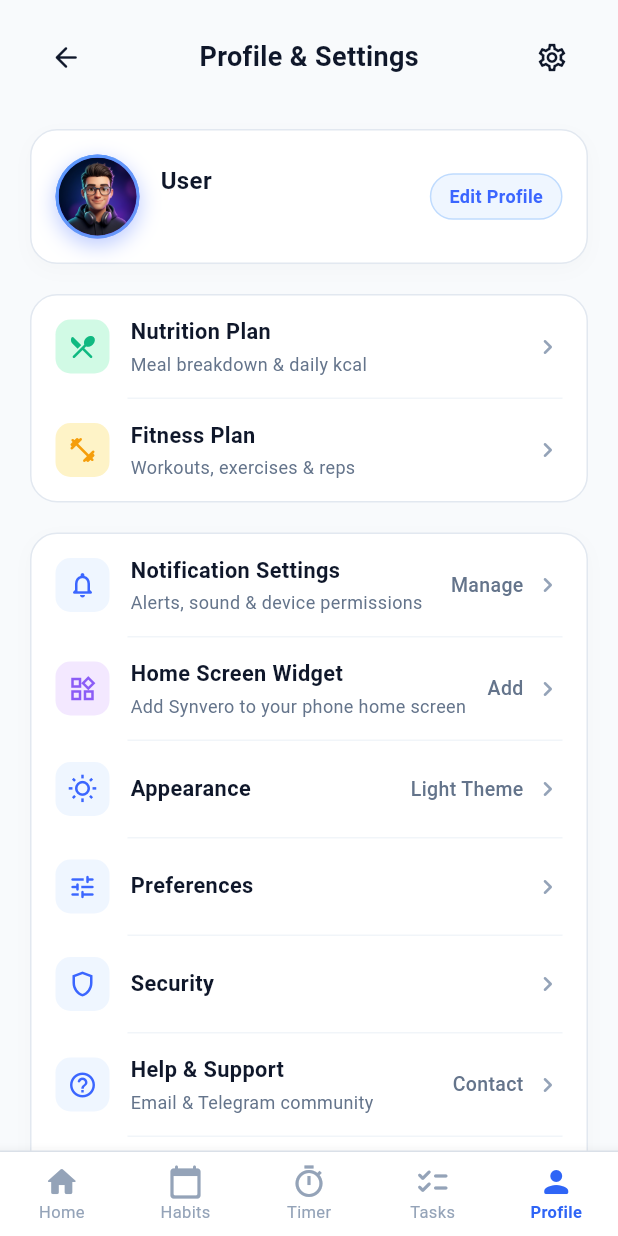
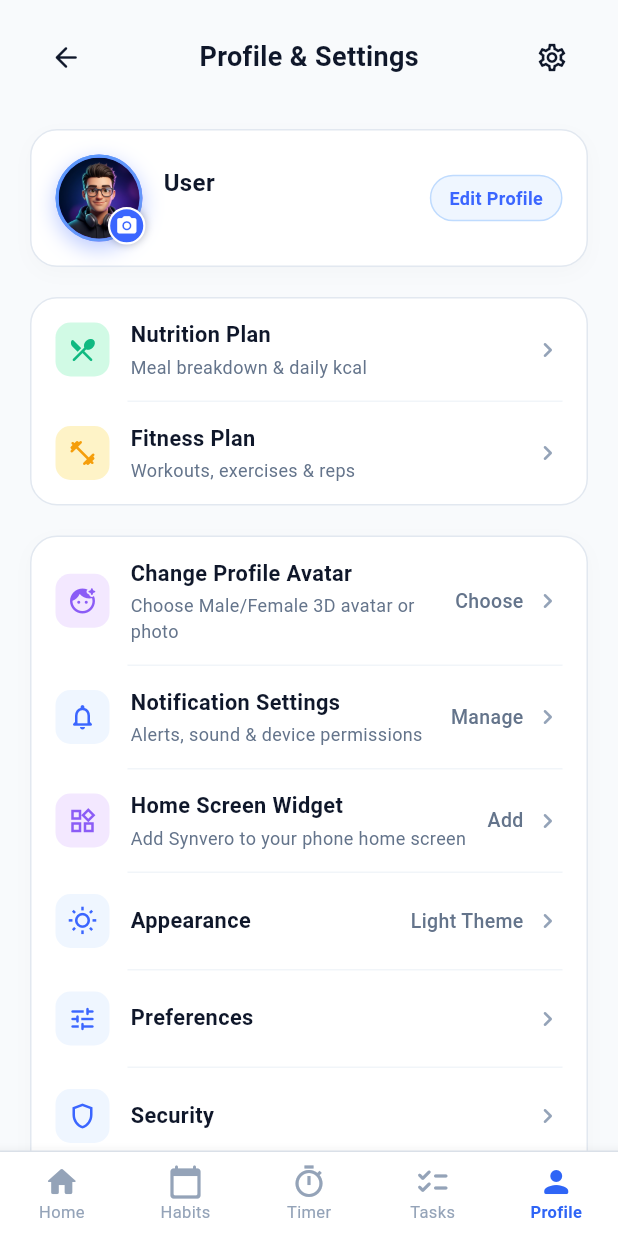
Before and after one commit to codewithyogeshh/HABIT-NOVA.APK, a Flutter app: the ProfileScreen screen opened directly, on a phone screen of 412 x 824 dp. Run offline on Flutter 3.47's test engine with Material 3 defaults, Android fonts, the light colour scheme and no system bars; our stand-ins replace flutter_local_notifications, image_picker, shared_preferences, supabase_flutter, timezone; missing offline and left inert: dart:js_interop, shared_preferences_android; accounts and stored records are empty; statements that could not run were skipped.

Commit message:
feat: add male and female 3D avatar selection and custom photo upload

```diff
--- /dev/null
+++ b/lib/core/services/avatar_service.dart
@@ -0,0 +1,137 @@
+import 'dart:io';
+import 'package:flutter/foundation.dart';
+import 'package:shared_preferences/shared_preferences.dart';
+import 'package:image_picker/image_picker.dart';
+
+/// Service to manage, persist, and notify profile avatar changes across HabbitNova.
+class AvatarService {
+  static const String _avatarKey = 'habbit_nova_user_avatar';
+  static const String defaultMaleAvatar = 'assets/images/avatar_m1.png';
+  static const String defaultFemaleAvatar = 'assets/images/avatar_f1.png';
+
+  /// ValueNotifier holding the current avatar path (asset, file, or network URL).
+  static final ValueNotifier<String> currentAvatarNotifier =
+      ValueNotifier<String>(defaultMaleAvatar);
+
+  static final ImagePicker _imagePicker = ImagePicker();
+
+  /// Preset Male 3D avatars
+  static const List<Map<String, String>> maleAvatars = [
+    {
+      'id': 'male_1',
+      'name': 'Tech Creative',
+      'path': 'assets/images/avatar_m1.png',
+      'tag': 'Popular ⚡',
+    },
+    {
+      'id': 'male_2',
+      'name': 'Athletic Sport',
+      'path': 'assets/images/avatar_m2.png',
+      'tag': 'Active 🏃',
+    },
+    {
+      'id': 'male_3',
+      'name': 'Modern Stylish',
+      'path': 'assets/images/avatar_m3.png',
+      'tag': 'Sharp ✨',
+    },
+  ];
+
+  /// Preset Female 3D avatars
+  static const List<Map<String, String>> femaleAvatars = [
+    {
+      'id': 'female_1',
+      'name': 'Creative Smart',
+      'path': 'assets/images/avatar_f1.png',
+      'tag': 'Popular 🌸',
+    },
+    {
+      'id': 'female_2',
+      'name': 'Active Sporty',
+      'path': 'assets/images/avatar_f2.png',
+      'tag': 'Energetic 🏃‍♀️',
+    },
+    {
+      'id': 'female_3',
+      'name': 'Gentle Mindful',
+      'path': 'assets/images/avatar_f3.png',
+      'tag': 'Calm 🧘‍♀️',
+    },
+  ];
+
+  /// Initialize and load saved avatar from SharedPreferences
+  static Future<void> init() async {
+    try {
+      final prefs = await SharedPreferences.getInstance();
+      final savedAvatar = prefs.getString(_avatarKey);
+      if (savedAvatar != null && savedAvatar.isNotEmpty) {
+        // If it was a local file, verify it still exists
+        if (!savedAvatar.startsWith('assets/') &&
+            !savedAvatar.startsWith('http')) {
+          if (!File(savedAvatar).existsSync()) {
+            currentAvatarNotifier.value = defaultMaleAvatar;
+            return;
+          }
+        }
+        currentAvatarNotifier.value = savedAvatar;
+      }
+    } catch (e) {
+      debugPrint('AvatarService.init error: $e');
+    }
+  }
+
+  /// Current avatar path getter
+  static String get currentAvatar => currentAvatarNotifier.value;
+
+  /// Check whether the current avatar is a preset asset
+  static bool get isAssetAvatar => currentAvatar.startsWith('assets/');
+
+  /// Set and persist avatar
+  static Future<void> setAvatar(String path) async {
+    currentAvatarNotifier.value = path;
+    try {
+      final prefs = await SharedPreferences.getInstance();
+      await prefs.setString(_avatarKey, path);
+    } catch (e) {
+      debugPrint('AvatarService.setAvatar error: $e');
+    }
+  }
+
+  /// Pick custom image from gallery and persist
+  static Future<bool> pickFromGallery() async {
+    try {
+      final XFile? pickedFile = await _imagePicker.pickImage(
+        source: ImageSource.gallery,
+        maxWidth: 1024,
+        maxHeight: 1024,
+        imageQuality: 88,
+      );
+      if (pickedFile != null) {
+        await setAvatar(pickedFile.path);
+        return true;
+      }
+    } catch (e) {
+      debugPrint('AvatarService.pickFromGallery error: $e');
+    }
+    return false;
+  }
+
+  /// Take custom photo using camera and persist
+  static Future<bool> pickFromCamera() async {
+    try {
+      final XFile? pickedFile = await _imagePicker.pickImage(
+        source: ImageSource.camera,
+        maxWidth: 1024,
+        maxHeight: 1024,
+        imageQuality: 88,
+      );
+      if (pickedFile != null) {
+        await setAvatar(pickedFile.path);
+        return true;
+      }
+    } catch (e) {
+      debugPrint('AvatarService.pickFromCamera error: $e');
+    }
+    return false;
+  }
+}
--- a/lib/core/widgets/user_avatar.dart
+++ b/lib/core/widgets/user_avatar.dart
@@ -1,11 +1,15 @@
+import 'dart:io';
 import 'package:flutter/material.dart';
+import 'package:synvero/core/services/avatar_service.dart';
 
-/// Reusable stylish 3D default profile avatar for all HabbitNova users.
+/// Reusable stylish 3D profile avatar for HabbitNova users.
+/// Reactively updates whenever AvatarService changes the current avatar.
 class UserAvatar extends StatelessWidget {
   final double size;
   final String? avatarUrl;
   final VoidCallback? onTap;
   final bool showBorder;
+  final bool showEditBadge;
 
   const UserAvatar({
     super.key,
@@ -13,11 +17,28 @@ class UserAvatar extends StatelessWidget {
     this.avatarUrl,
     this.onTap,
     this.showBorder = true,
+    this.showEditBadge = false,
   });
 
   @override
   Widget build(BuildContext context) {
-    final avatarWidget = Container(
+    if (avatarUrl != null && avatarUrl!.trim().isNotEmpty) {
+      return _buildContainer(context, avatarUrl!);
+    }
+
+    return ValueListenableBuilder<String>(
+      valueListenable: AvatarService.currentAvatarNotifier,
+      builder: (context, currentPath, _) {
+        return _buildContainer(context, currentPath);
+      },
+    );
+  }
+
+  Widget _buildContainer(BuildContext context, String path) {
+    final avatarWidget = Stack(
+      clipBehavior: Clip.none,
+      children: [
+        Container(
           width: size,
           height: size,
           decoration: BoxDecoration(
@@ -30,7 +51,7 @@ class UserAvatar extends StatelessWidget {
             border: showBorder
                 ? Border.all(
                     color: const Color(0xFF60A5FA).withValues(alpha: 0.8),
-                width: 2,
+                    width: size > 40 ? 2 : 1.5,
                   )
                 : null,
             boxShadow: [
@@ -42,16 +63,34 @@ class UserAvatar extends StatelessWidget {
             ],
           ),
           child: ClipOval(
-        child: avatarUrl != null && avatarUrl!.trim().isNotEmpty
-            ? Image.network(
-                avatarUrl!,
-                width: size,
-                height: size,
-                fit: BoxFit.cover,
-                errorBuilder: (context, error, stackTrace) => _buildDefaultImage(),
-              )
-            : _buildDefaultImage(),
+            child: _buildAvatarImage(path),
           ),
+        ),
+        if (showEditBadge)
+          Positioned(
+            right: -2,
+            bottom: -2,
+            child: Container(
+              padding: EdgeInsets.all(size * 0.06),
+              decoration: BoxDecoration(
+                color: const Color(0xFF3B66FF),
+                shape: BoxShape.circle,
+                border: Border.all(color: Colors.white, width: 1.5),
+                boxShadow: [
+                  BoxShadow(
+                    color: Colors.black.withValues(alpha: 0.25),
+                    blurRadius: 4,
+                  ),
+                ],
+              ),
+              child: Icon(
+                Icons.camera_alt_rounded,
+                color: Colors.white,
+                size: size * 0.26,
+              ),
+            ),
+          ),
+      ],
     );
 
     if (onTap != null) {
@@ -64,14 +103,46 @@ class UserAvatar extends StatelessWidget {
     return avatarWidget;
   }
 
-  Widget _buildDefaultImage() {
+  Widget _buildAvatarImage(String path) {
+    if (path.startsWith('http://') || path.startsWith('https://')) {
+      return Image.network(
+        path,
+        width: size,
+        height: size,
+        fit: BoxFit.cover,
+        errorBuilder: (context, error, stackTrace) => _buildFallbackAsset(),
+      );
+    } else if (path.startsWith('assets/')) {
+      return Image.asset(
+        path,
+        width: size,
+        height: size,
+        fit: BoxFit.cover,
+        errorBuilder: (context, error, stackTrace) => _buildFallbackAsset(),
+      );
+    } else {
+      // Local file
+      final file = File(path);
+      if (file.existsSync()) {
+        return Image.file(
+          file,
+          width: size,
+          height: size,
+          fit: BoxFit.cover,
+          errorBuilder: (context, error, stackTrace) => _buildFallbackAsset(),
+        );
+      }
+      return _buildFallbackAsset();
+    }
+  }
+
+  Widget _buildFallbackAsset() {
     return Image.asset(
       'assets/images/default_avatar.png',
       width: size,
       height: size,
       fit: BoxFit.cover,
       errorBuilder: (context, error, stackTrace) {
-        // Fallback modern initial badge if asset fails
         return Container(
           color: const Color(0xFF1E293B),
           child: Center(
--- a/lib/features/profile/presentation/profile_screen.dart
+++ b/lib/features/profile/presentation/profile_screen.dart
@@ -2,6 +2,7 @@ import 'package:flutter/material.dart';
 import 'package:flutter/services.dart';
 import 'package:url_launcher/url_launcher.dart';
 import 'package:synvero/core/widgets/user_avatar.dart';
+import 'package:synvero/features/profile/presentation/avatar_picker_sheet.dart';
 import 'package:synvero/app/theme/app_colors.dart';
 import 'package:synvero/core/services/notification_service.dart';
 import 'package:synvero/core/services/supabase_service.dart';
@@ -1074,10 +1075,12 @@ class _ProfileScreenState extends State<ProfileScreen> {
                 ),
                 child: Row(
                   children: [
-                    // Avatar
-                    const UserAvatar(
-                      size: 56,
+                    // Avatar (Tappable to change profile pic)
+                    UserAvatar(
+                      size: 58,
                       showBorder: true,
+                      showEditBadge: true,
+                      onTap: () => AvatarPickerSheet.show(context),
                     ),
                     const SizedBox(width: 14),
 
@@ -1188,6 +1191,16 @@ class _ProfileScreenState extends State<ProfileScreen> {
                 ),
                 child: Column(
                   children: [
+                    _buildSettingsTile(
+                      icon: Icons.face_retouching_natural_rounded,
+                      iconColor: const Color(0xFF8B5CF6),
+                      iconBgColor: isDark ? const Color(0xFF2E1065).withValues(alpha: 0.5) : const Color(0xFFF3E8FF),
+                      title: 'Change Profile Avatar',
+                      subtitle: 'Choose Male/Female 3D avatar or photo',
+                      trailingLabel: 'Choose',
+                      onTap: () => AvatarPickerSheet.show(context),
+                    ),
+                    Divider(height: 1, indent: 64, endIndent: 16, color: kDividerColor),
                     _buildSettingsTile(
                       icon: Icons.notifications_none_rounded,
                       iconColor: const Color(0xFF3B66FF),
@@ -1932,13 +1945,47 @@ class _ProfileScreenState extends State<ProfileScreen> {
               color: isDark ? Colors.white : const Color(0xFF0F172A),
             ),
           ),
-          content: TextField(
+          content: Column(
+            mainAxisSize: MainAxisSize.min,
+            children: [
+              Center(
+                child: Column(
+                  children: [
+                    UserAvatar(
+                      size: 72,
+                      showBorder: true,
+                      showEditBadge: true,
+                      onTap: () {
+                        Navigator.of(ctx).pop();
+                        AvatarPickerSheet.show(context);
+                      },
+                    ),
+                    const SizedBox(height: 8),
+                    TextButton.icon(
+                      onPressed: () {
+                        Navigator.of(ctx).pop();
+                        AvatarPickerSheet.show(context);
+                      },
+                      icon: const Icon(Icons.photo_camera_rounded, size: 16),
+                      label: const Text('Change Avatar (Male/Female)'),
+                      style: TextButton.styleFrom(
+                        foregroundColor: const Color(0xFF3B66FF),
+                        textStyle: const TextStyle(fontSize: 12.5, fontWeight: FontWeight.w600),
+                      ),
+                    ),
+                  ],
+                ),
+              ),
+              const SizedBox(height: 12),
+              TextField(
                 controller: controller,
                 decoration: const InputDecoration(
                   labelText: 'Full Name',
                   hintText: 'Enter your name',
                   border: OutlineInputBorder(),
                 ),
+              ),
+            ],
           ),
           actions: [
             TextButton(
--- a/pubspec.yaml
+++ b/pubspec.yaml
@@ -49,6 +49,7 @@ dependencies:
   flutter_local_notifications: ^17.2.4
   timezone: ^0.9.4
   url_launcher: ^6.3.1
+  image_picker: ^1.1.2
 
 dev_dependencies:
   flutter_test:
```
Also changed, not shown: lib/features/profile/presentation/avatar_picker_sheet.dart (added, +422 -0 lines), lib/main.dart (+7 -0 lines), assets/images/avatar_f1.png (added), assets/images/avatar_f2.png (added), assets/images/avatar_f3.png (added), assets/images/avatar_m1.png (added), assets/images/avatar_m2.png (added), assets/images/avatar_m3.png (added), pubspec.lock, 5 other files. Lines whose indentation alone changed are shown as unchanged.
